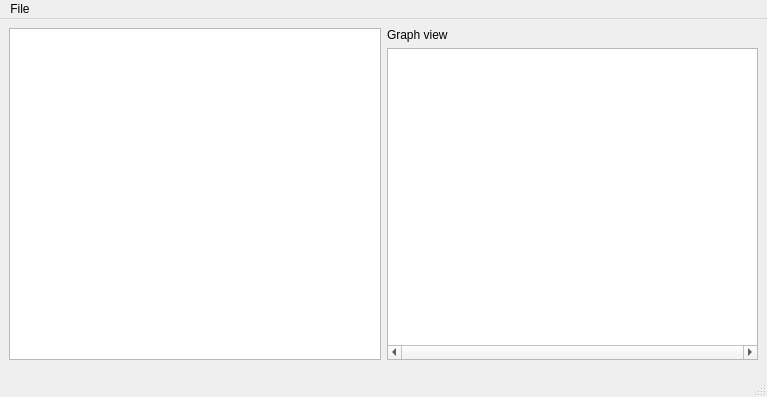
Before: the Qt Designer form src/mainwindow.ui in OSLL/sca, drawn with Qt 5.
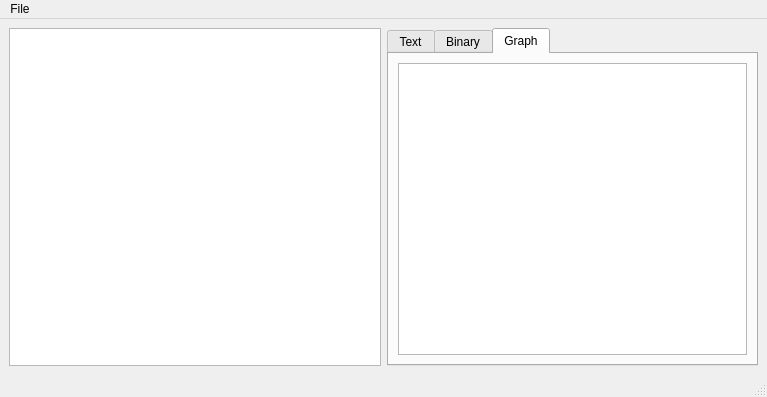
After: the same form once the commit is applied. Custom widgets are drawn as their Qt base class.

Commit message: "#4425" Move SourceView and BinaryView to TabView "#4428" Implement GraphView class (partially)

```diff
--- a/src/mainwindow.ui
+++ b/src/mainwindow.ui
@@ -23,41 +23,59 @@
          <widget class="SourceBrowser" name="sourceBrowser"/>
         </item>
         <item>
-         <layout class="QVBoxLayout" name="verticalLayout">
-          <item>
-           <widget class="QLabel" name="label">
-            <property name="text">
-             <string>Graph view</string>
-            </property>
-           </widget>
-          </item>
-          <item>
-           <widget class="ObjectTextViewer" name="textViewer">
-            <property name="horizontalScrollBarPolicy">
-             <enum>Qt::ScrollBarAlwaysOn</enum>
-            </property>
-            <property name="readOnly">
-             <bool>true</bool>
-            </property>
-            <property name="html">
-             <string>&lt;!DOCTYPE HTML PUBLIC &quot;-//W3C//DTD HTML 4.0//EN&quot; &quot;http://www.w3.org/TR/REC-html40/strict.dtd&quot;&gt;
-&lt;html&gt;&lt;head&gt;&lt;meta name=&quot;qrichtext&quot; content=&quot;1&quot; /&gt;&lt;style type=&quot;text/css&quot;&gt;
-p, li { white-space: pre-wrap; }
-&lt;/style&gt;&lt;/head&gt;&lt;body style=&quot; font-family:'MS Shell Dlg 2'; font-size:8.25pt; font-weight:400; font-style:normal;&quot;&gt;
-&lt;p style=&quot;-qt-paragraph-type:empty; margin-top:0px; margin-bottom:0px; margin-left:0px; margin-right:0px; -qt-block-indent:0; text-indent:0px; font-size:8pt;&quot;&gt;&lt;br /&gt;&lt;/p&gt;&lt;/body&gt;&lt;/html&gt;</string>
-            </property>
-            <property name="textInteractionFlags">
-             <set>Qt::TextSelectableByMouse</set>
-            </property>
-           </widget>
-          </item>
-         </layout>
+         <widget class="QTabWidget" name="ViewsTabs">
+          <property name="currentIndex">
+           <number>2</number>
+          </property>
+          <widget class="QWidget" name="TextView">
+           <attribute name="title">
+            <string>Text</string>
+           </attribute>
+           <layout class="QHBoxLayout" name="horizontalLayout_2">
+            <item>
+             <layout class="QGridLayout" name="gridLayout">
+              <item row="0" column="0">
+               <widget class="ObjectTextViewer" name="textViewer"/>
+              </item>
+             </layout>
+            </item>
+           </layout>
+          </widget>
+          <widget class="QWidget" name="BinaryView">
+           <attribute name="title">
+            <string>Binary</string>
+           </attribute>
+           <layout class="QHBoxLayout" name="horizontalLayout_3">
+            <item>
+             <layout class="QGridLayout" name="gridLayout_2">
+              <item row="0" column="0">
+               <widget class="QHexEdit" name="hexEditor" native="true"/>
+              </item>
+             </layout>
+            </item>
+           </layout>
+          </widget>
+          <widget class="QWidget" name="GraphView">
+           <attribute name="title">
+            <string>Graph</string>
+           </attribute>
+           <layout class="QHBoxLayout" name="horizontalLayout_4">
+            <item>
+             <layout class="QGridLayout" name="gridLayout_3">
+              <item row="0" column="0">
+               <widget class="QGraphicsView" name="graphView"/>
+              </item>
+             </layout>
+            </item>
+           </layout>
+          </widget>
+         </widget>
+        </item>
+        <item>
+         <layout class="QVBoxLayout" name="verticalLayout"/>
         </item>
        </layout>
       </item>
-      <item>
-       <widget class="QHexEdit" name="hexEditor" native="true"/>
-      </item>
      </layout>
     </item>
    </layout>
@@ -68,7 +86,7 @@
      <x>0</x>
      <y>0</y>
      <width>767</width>
-     <height>21</height>
+     <height>20</height>
     </rect>
    </property>
    <widget class="QMenu" name="menuFile">
```
The commit also changes 10 other files.
